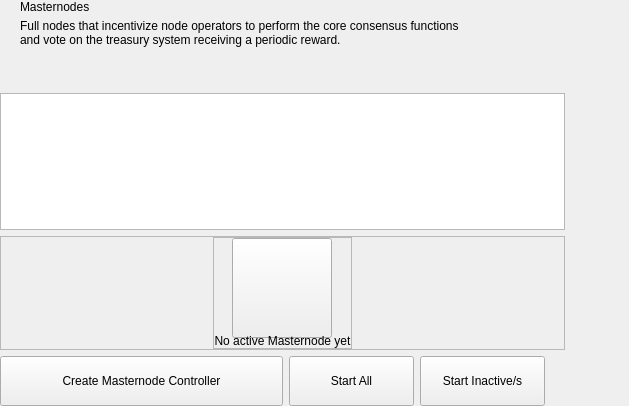
Above: src/qt/pivx/forms/masternodeswidget.ui from Euno/eunowallet before the change. Below: the same form after it.
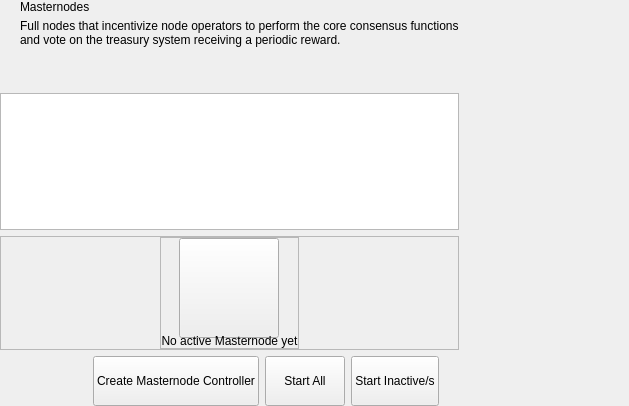
That is the form after the change. Custom widgets are drawn as their Qt base class.

The edit to the form file:
```diff
--- a/src/qt/pivx/forms/masternodeswidget.ui
+++ b/src/qt/pivx/forms/masternodeswidget.ui
@@ -265,13 +265,13 @@
            <widget class="QPushButton" name="pushButtonSave">
             <property name="minimumSize">
              <size>
-              <width>283</width>
+              <width>0</width>
               <height>50</height>
              </size>
             </property>
             <property name="maximumSize">
              <size>
-              <width>283</width>
+              <width>400</width>
               <height>50</height>
              </size>
             </property>
@@ -287,7 +287,7 @@
            <widget class="QPushButton" name="pushButtonStartAll">
             <property name="minimumSize">
              <size>
-              <width>125</width>
+              <width>0</width>
               <height>50</height>
              </size>
             </property>
@@ -300,7 +300,7 @@
            <widget class="QPushButton" name="pushButtonStartMissing">
             <property name="minimumSize">
              <size>
-              <width>125</width>
+              <width>0</width>
               <height>50</height>
              </size>
             </property>
```
